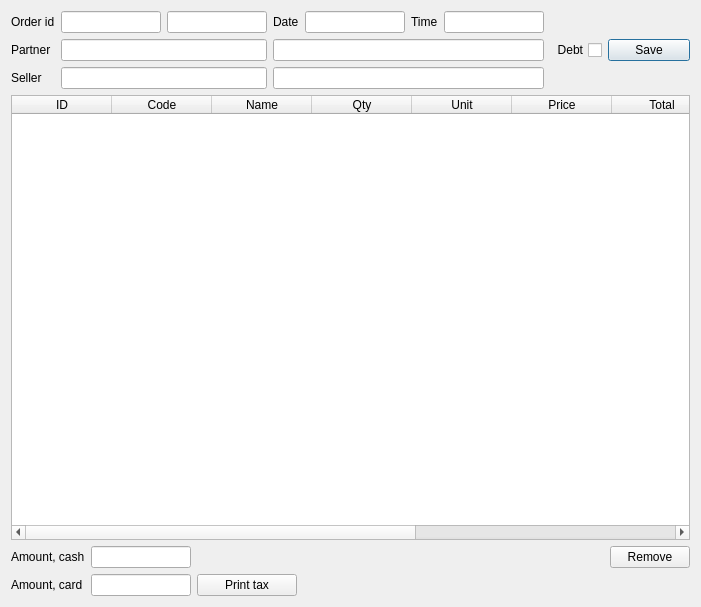
Above: FrontDesk/c5salefromstoreorder.ui from End1-1/Cafe5 before the change. Below: the same form after it.
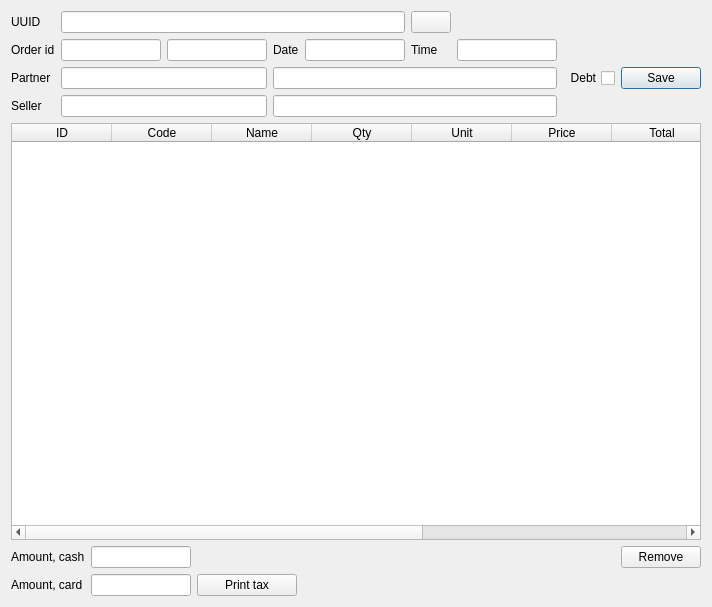
That is the form after the change. Icons and pictures are not drawn. Custom widgets are drawn as their Qt base class.

```diff
--- a/FrontDesk/c5salefromstoreorder.ui
+++ b/FrontDesk/c5salefromstoreorder.ui
@@ -29,40 +29,61 @@
       <property name="bottomMargin">
        <number>0</number>
       </property>
-      <item row="1" column="8">
-       <widget class="QPushButton" name="btnSave">
+      <item row="1" column="3">
+       <widget class="QLabel" name="label">
         <property name="text">
-         <string>Save</string>
+         <string>Date</string>
         </property>
        </widget>
       </item>
-      <item row="0" column="4">
-       <widget class="C5DateEdit" name="deDate">
-        <property name="minimumSize">
-         <size>
-          <width>100</width>
-          <height>0</height>
-         </size>
-        </property>
-        <property name="maximumSize">
-         <size>
-          <width>100</width>
-          <height>16777215</height>
-         </size>
-        </property>
-        <property name="readOnly">
-         <bool>true</bool>
-        </property>
-       </widget>
-      </item>
-      <item row="1" column="0">
+      <item row="2" column="0">
        <widget class="QLabel" name="label_6">
         <property name="text">
          <string>Partner</string>
         </property>
        </widget>
       </item>
-      <item row="1" column="7">
+      <item row="1" column="6">
+       <widget class="C5LineEdit" name="teTime">
+        <property name="minimumSize">
+         <size>
+          <width>100</width>
+          <height>0</height>
+         </size>
+        </property>
+        <property name="maximumSize">
+         <size>
+          <width>100</width>
+          <height>16777215</height>
+         </size>
+        </property>
+        <property name="readOnly">
+         <bool>true</bool>
+        </property>
+       </widget>
+      </item>
+      <item row="2" column="3" colspan="4">
+       <widget class="C5LineEditWithSelector" name="lePartnerName">
+        <property name="readOnly">
+         <bool>true</bool>
+        </property>
+       </widget>
+      </item>
+      <item row="3" column="3" colspan="4">
+       <widget class="C5LineEditWithSelector" name="leSellerName">
+        <property name="readOnly">
+         <bool>true</bool>
+        </property>
+       </widget>
+      </item>
+      <item row="1" column="0">
+       <widget class="QLabel" name="label_3">
+        <property name="text">
+         <string>Order id</string>
+        </property>
+       </widget>
+      </item>
+      <item row="2" column="7">
        <widget class="QCheckBox" name="chDebt">
         <property name="layoutDirection">
          <enum>Qt::RightToLeft</enum>
@@ -72,7 +93,7 @@
         </property>
        </widget>
       </item>
-      <item row="0" column="8">
+      <item row="1" column="8">
        <spacer name="horizontalSpacer">
         <property name="orientation">
          <enum>Qt::Horizontal</enum>
@@ -85,111 +106,115 @@
         </property>
        </spacer>
       </item>
-      <item row="0" column="3">
-       <widget class="QLabel" name="label">
-        <property name="text">
-         <string>Date</string>
-        </property>
-       </widget>
-      </item>
-      <item row="0" column="6">
-       <widget class="C5LineEdit" name="teTime">
-        <property name="minimumSize">
-         <size>
-          <width>100</width>
-          <height>0</height>
-         </size>
-        </property>
-        <property name="maximumSize">
-         <size>
-          <width>100</width>
-          <height>16777215</height>
-         </size>
-        </property>
-        <property name="readOnly">
-         <bool>true</bool>
-        </property>
-       </widget>
-      </item>
-      <item row="1" column="3" colspan="4">
-       <widget class="C5LineEditWithSelector" name="lePartnerName">
-        <property name="readOnly">
-         <bool>true</bool>
-        </property>
-       </widget>
-      </item>
-      <item row="0" column="0">
-       <widget class="QLabel" name="label_3">
-        <property name="text">
-         <string>Order id</string>
-        </property>
-       </widget>
-      </item>
-      <item row="0" column="1">
-       <widget class="C5LineEdit" name="leID">
-        <property name="minimumSize">
-         <size>
-          <width>100</width>
-          <height>0</height>
-         </size>
-        </property>
-        <property name="maximumSize">
-         <size>
-          <width>100</width>
-          <height>16777215</height>
-         </size>
-        </property>
-        <property name="readOnly">
-         <bool>true</bool>
-        </property>
-       </widget>
-      </item>
-      <item row="0" column="5">
-       <widget class="QLabel" name="label_4">
-        <property name="text">
-         <string>Time</string>
-        </property>
-       </widget>
-      </item>
-      <item row="0" column="2">
-       <widget class="C5LineEdit" name="leUserId">
-        <property name="minimumSize">
-         <size>
-          <width>100</width>
-          <height>0</height>
-         </size>
-        </property>
-        <property name="maximumSize">
-         <size>
-          <width>100</width>
-          <height>16777215</height>
-         </size>
-        </property>
-        <property name="readOnly">
-         <bool>true</bool>
-        </property>
-       </widget>
-      </item>
-      <item row="1" column="1" colspan="2">
-       <widget class="C5LineEditWithSelector" name="lePartner"/>
-      </item>
-      <item row="2" column="0">
+      <item row="3" column="0">
        <widget class="QLabel" name="label_7">
         <property name="text">
          <string>Seller</string>
         </property>
        </widget>
       </item>
-      <item row="2" column="3" colspan="4">
-       <widget class="C5LineEditWithSelector" name="leSellerName">
+      <item row="1" column="2">
+       <widget class="C5LineEdit" name="leUserId">
+        <property name="minimumSize">
+         <size>
+          <width>100</width>
+          <height>0</height>
+         </size>
+        </property>
+        <property name="maximumSize">
+         <size>
+          <width>100</width>
+          <height>16777215</height>
+         </size>
+        </property>
         <property name="readOnly">
          <bool>true</bool>
         </property>
        </widget>
       </item>
-      <item row="2" column="1" colspan="2">
+      <item row="3" column="1" colspan="2">
        <widget class="C5LineEditWithSelector" name="leSeller"/>
       </item>
+      <item row="2" column="8">
+       <widget class="QPushButton" name="btnSave">
+        <property name="text">
+         <string>Save</string>
+        </property>
+       </widget>
+      </item>
+      <item row="1" column="4">
+       <widget class="C5DateEdit" name="deDate">
+        <property name="minimumSize">
+         <size>
+          <width>100</width>
+          <height>0</height>
+         </size>
+        </property>
+        <property name="maximumSize">
+         <size>
+          <width>100</width>
+          <height>16777215</height>
+         </size>
+        </property>
+        <property name="readOnly">
+         <bool>true</bool>
+        </property>
+       </widget>
+      </item>
+      <item row="1" column="1">
+       <widget class="C5LineEdit" name="leID">
+        <property name="minimumSize">
+         <size>
+          <width>100</width>
+          <height>0</height>
+         </size>
+        </property>
+        <property name="maximumSize">
+         <size>
+          <width>100</width>
+          <height>16777215</height>
+         </size>
+        </property>
+        <property name="readOnly">
+         <bool>true</bool>
+        </property>
+       </widget>
+      </item>
+      <item row="2" column="1" colspan="2">
+       <widget class="C5LineEditWithSelector" name="lePartner"/>
+      </item>
+      <item row="1" column="5">
+       <widget class="QLabel" name="label_4">
+        <property name="text">
+         <string>Time</string>
+        </property>
+       </widget>
+      </item>
+      <item row="0" column="0">
+       <widget class="QLabel" name="label_8">
+        <property name="text">
+         <string>UUID</string>
+        </property>
+       </widget>
+      </item>
+      <item row="0" column="1" colspan="4">
+       <widget class="C5LineEditWithSelector" name="leUUID">
+        <property name="readOnly">
+         <bool>true</bool>
+        </property>
+       </widget>
+      </item>
+      <item row="0" column="5">
+       <widget class="QPushButton" name="btnCopyUUID">
+        <property name="text">
+         <string/>
+        </property>
+        <property name="icon">
+         <iconset resource="../resources/res.qrc">
+          <normaloff>:/copy.png</normaloff>:/copy.png</iconset>
+        </property>
+       </widget>
+      </item>
      </layout>
     </widget>
    </item>
```
Left out of the diff: 4 changed lines with no effect on the pictures.
